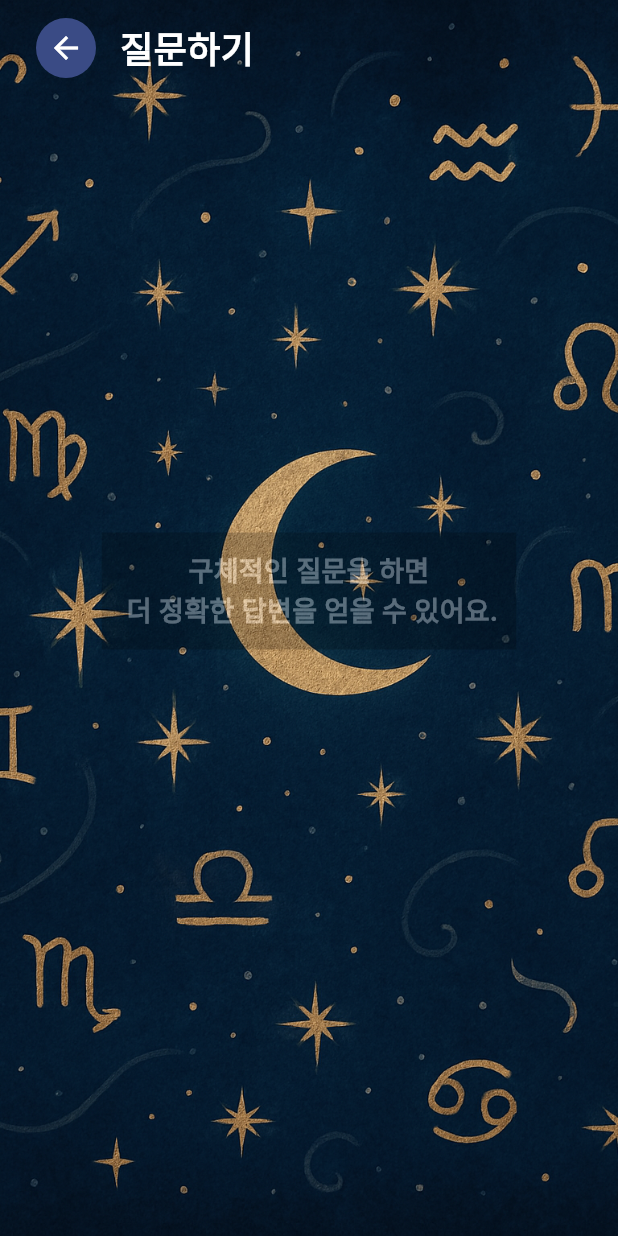
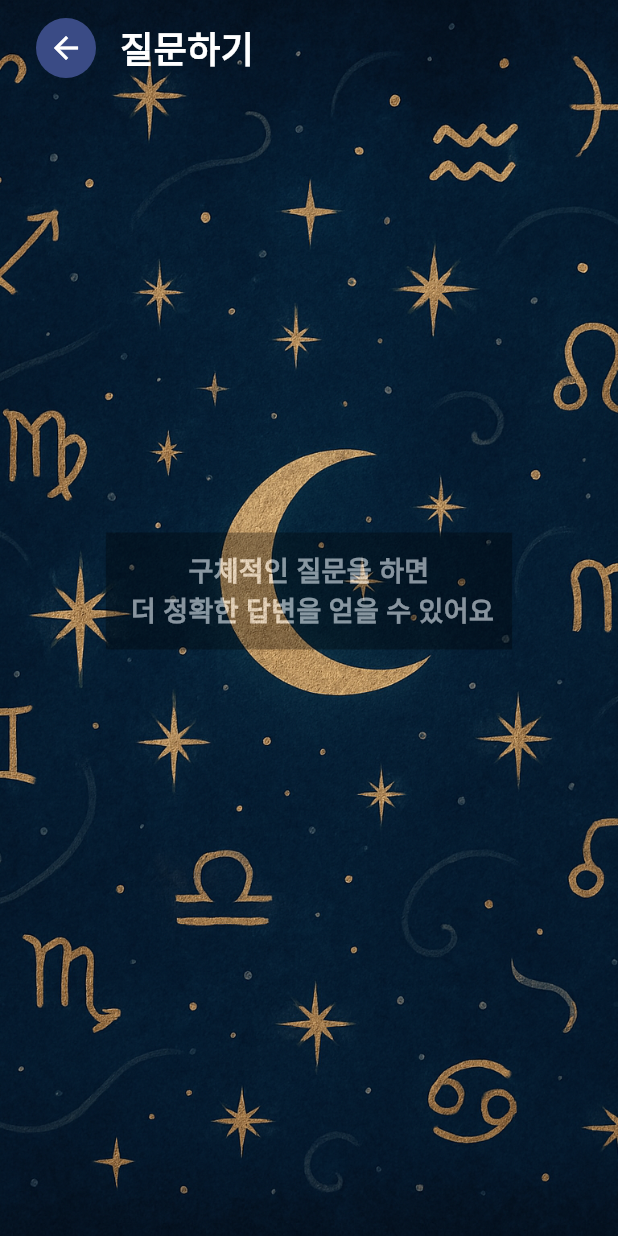
Before and after one commit to choiexe1/book_of_fate, a Flutter app: the screen it shows after launch, after a tap on "질문하기", on a phone screen of 412 x 824 dp. Run offline on Flutter 3.47's test engine with Material 3 defaults, Android fonts, the phone set to English and light mode, and no system bars; our stand-ins replace freezed_annotation, get_it, go_router; generated files the repository leaves out were written again; Roboto replaces fonts that are missing (Pretendart).

Commit message:
feat: 가이드 문구 변경

```diff
--- a/lib/presentation/ask/ask_screen.dart
+++ b/lib/presentation/ask/ask_screen.dart
@@ -20,9 +20,9 @@ class _AskScreenState extends State<AskScreen> {
   bool _showButton = false;
 
   final List<String> guides = [
-    '구체적인 질문을 하면\n 더 정확한 답변을 얻을 수 있어요.',
-    '질문을 천천히 떠올려보세요.',
-    '충분히 준비가 됐다면, 답변을 확인해보세요.',
+    '구체적인 질문을 하면\n 더 정확한 답변을 얻을 수 있어요',
+    '마음 속에 질문을 천천히 떠올려보세요',
+    '충분히 준비가 됐다면, 답변을 확인해보세요',
   ];
 
   @override
@@ -43,7 +43,7 @@ class _AskScreenState extends State<AskScreen> {
               TweenAnimationBuilder<double>(
                 key: ValueKey('$guideStep'),
                 tween: Tween(begin: 0.0, end: 1.0),
-                duration: const Duration(seconds: 5),
+                duration: const Duration(seconds: 4),
                 curve: Curves.easeInOut,
                 builder: (context, value, child) {
                   double opacity;
```
